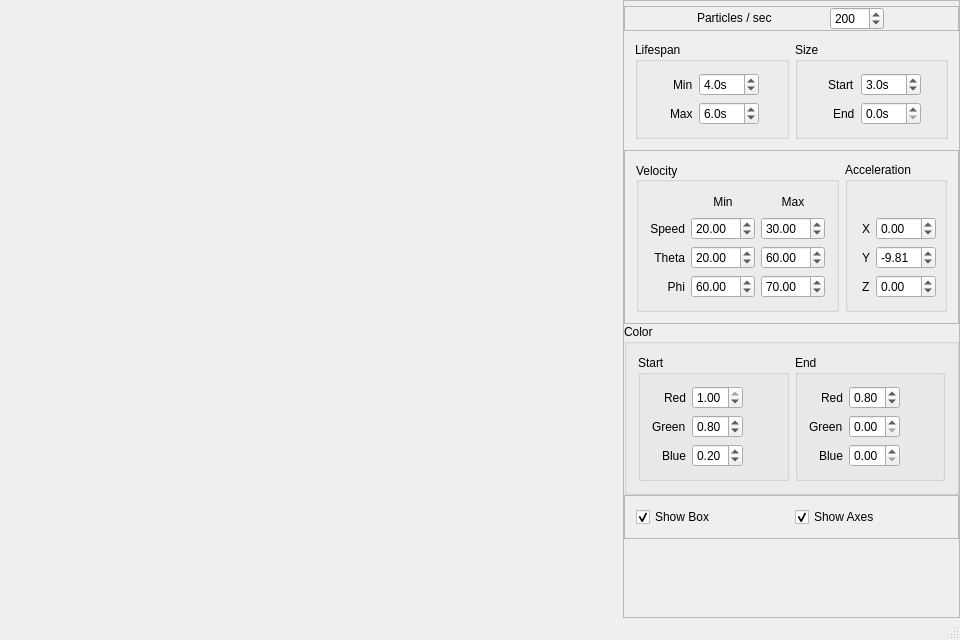
The window that GeyserWindow.ui (KepAmun/Geyser) describes before a commit, drawn with Qt 5.
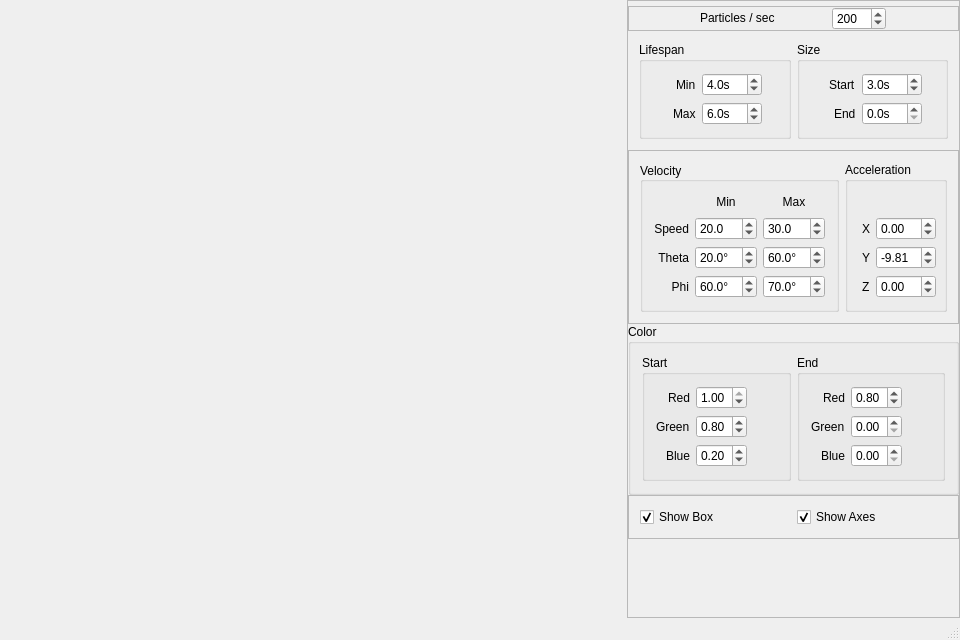
The same window after the commit.

```diff
--- a/GeyserWindow.ui
+++ b/GeyserWindow.ui
@@ -492,6 +492,9 @@
              </item>
              <item row="1" column="1">
               <widget class="QDoubleSpinBox" name="speedMinSpinBox">
+               <property name="decimals">
+                <number>1</number>
+               </property>
                <property name="value">
                 <double>20.000000000000000</double>
                </property>
@@ -499,6 +502,9 @@
              </item>
              <item row="1" column="2">
               <widget class="QDoubleSpinBox" name="speedMaxSpinBox">
+               <property name="decimals">
+                <number>1</number>
+               </property>
                <property name="value">
                 <double>30.000000000000000</double>
                </property>
@@ -522,6 +528,12 @@
                <property name="wrapping">
                 <bool>true</bool>
                </property>
+               <property name="suffix">
+                <string>°</string>
+               </property>
+               <property name="decimals">
+                <number>1</number>
+               </property>
                <property name="maximum">
                 <double>360.000000000000000</double>
                </property>
@@ -535,6 +547,12 @@
                <property name="wrapping">
                 <bool>true</bool>
                </property>
+               <property name="suffix">
+                <string>°</string>
+               </property>
+               <property name="decimals">
+                <number>1</number>
+               </property>
                <property name="maximum">
                 <double>360.000000000000000</double>
                </property>
@@ -561,6 +579,12 @@
                <property name="wrapping">
                 <bool>true</bool>
                </property>
+               <property name="suffix">
+                <string>°</string>
+               </property>
+               <property name="decimals">
+                <number>1</number>
+               </property>
                <property name="maximum">
                 <double>360.000000000000000</double>
                </property>
@@ -577,6 +601,12 @@
                <property name="wrapping">
                 <bool>true</bool>
                </property>
+               <property name="suffix">
+                <string>°</string>
+               </property>
+               <property name="decimals">
+                <number>1</number>
+               </property>
                <property name="maximum">
                 <double>360.000000000000000</double>
                </property>
```
